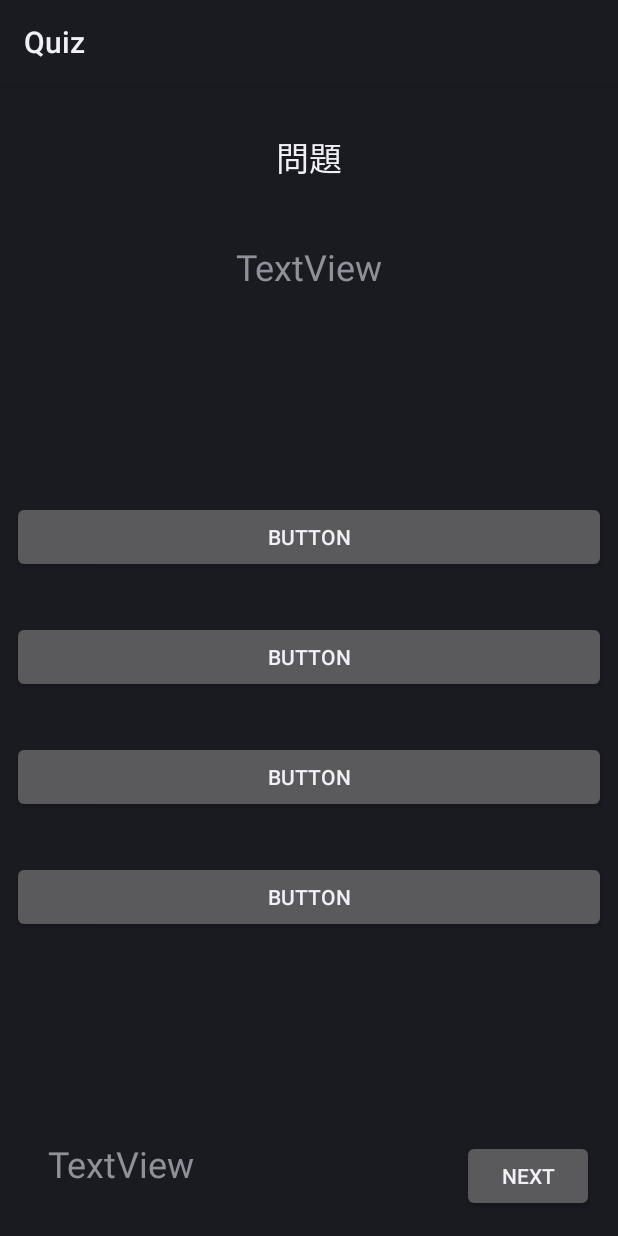
After one commit to s20018/s20018.quiz, an Android app: the layout activity_quiz.xml on its own in the app's theme, with its tools: preview values and no code run, on a phone screen of 412 x 824 dp. The commit adds this screen. Run offline under Robolectric (Android 15) with nearby library versions, the phone set to English and light mode, and no system bars; network calls fail.

Commit message:
まだ足りない。。

```diff
--- /dev/null
+++ b/app/src/main/java/com/example/s20018quiz/Quiz_view.kt
@@ -0,0 +1,5 @@
+package com.example.s20018quiz
+
+class Quiz_view {
+
+}
--- /dev/null
+++ b/app/src/main/res/layout/activity_quiz.xml
@@ -0,0 +1,93 @@
+<?xml version="1.0" encoding="utf-8"?>
+<androidx.constraintlayout.widget.ConstraintLayout xmlns:android="http://schemas.android.com/apk/res/android"
+    xmlns:app="http://schemas.android.com/apk/res-auto"
+    xmlns:tools="http://schemas.android.com/tools"
+    android:layout_width="match_parent"
+    android:layout_height="match_parent"
+    tools:context=".QuizActivity">
+
+    <Button
+        android:id="@+id/nextButton"
+        android:layout_width="wrap_content"
+        android:layout_height="wrap_content"
+        android:layout_marginEnd="16dp"
+        android:layout_marginBottom="16dp"
+        android:text="@string/next_button"
+        app:layout_constraintBottom_toBottomOf="parent"
+        app:layout_constraintEnd_toEndOf="parent" />
+
+    <TextView
+        android:id="@+id/questionTitle"
+        android:layout_width="wrap_content"
+        android:layout_height="wrap_content"
+        android:layout_marginTop="32dp"
+        android:text="問題"
+        android:textAppearance="@style/TextAppearance.AppCompat.Large"
+        app:layout_constraintEnd_toEndOf="parent"
+        app:layout_constraintStart_toStartOf="parent"
+        app:layout_constraintTop_toTopOf="parent" />
+
+    <TextView
+        android:id="@+id/question"
+        android:layout_width="wrap_content"
+        android:layout_height="wrap_content"
+        android:layout_marginTop="40dp"
+        android:text="TextView"
+        android:textSize="24sp"
+        app:layout_constraintEnd_toEndOf="parent"
+        app:layout_constraintStart_toStartOf="parent"
+        app:layout_constraintTop_toBottomOf="@+id/questionTitle" />
+
+    <Button
+        android:id="@+id/button1"
+        android:layout_width="0dp"
+        android:layout_height="wrap_content"
+        android:layout_marginStart="8dp"
+        android:layout_marginTop="140dp"
+        android:layout_marginEnd="8dp"
+        android:text="Button"
+        app:layout_constraintEnd_toEndOf="parent"
+        app:layout_constraintStart_toStartOf="parent"
+        app:layout_constraintTop_toBottomOf="@+id/question" />
+
+    <Button
+        android:id="@+id/button2"
+        android:layout_width="0dp"
+        android:layout_height="wrap_content"
+        android:layout_marginTop="32dp"
+        android:text="Button"
+        app:layout_constraintEnd_toEndOf="@+id/button1"
+        app:layout_constraintStart_toStartOf="@+id/button1"
+        app:layout_constraintTop_toBottomOf="@+id/button1" />
+
+    <Button
+        android:id="@+id/button3"
+        android:layout_width="0dp"
+        android:layout_height="wrap_content"
+        android:layout_marginTop="32dp"
+        android:text="Button"
+        app:layout_constraintEnd_toEndOf="@+id/button2"
+        app:layout_constraintStart_toStartOf="@+id/button2"
+        app:layout_constraintTop_toBottomOf="@+id/button2" />
+
+    <Button
+        android:id="@+id/button4"
+        android:layout_width="0dp"
+        android:layout_height="wrap_content"
+        android:layout_marginTop="32dp"
+        android:text="Button"
+        app:layout_constraintEnd_toEndOf="@+id/button3"
+        app:layout_constraintStart_toStartOf="@+id/button3"
+        app:layout_constraintTop_toBottomOf="@+id/button3" />
+
+    <TextView
+        android:id="@+id/timer"
+        android:layout_width="wrap_content"
+        android:layout_height="wrap_content"
+        android:layout_marginStart="32dp"
+        android:layout_marginBottom="32dp"
+        android:text="TextView"
+        android:textSize="24sp"
+        app:layout_constraintBottom_toBottomOf="parent"
+        app:layout_constraintStart_toStartOf="parent" />
+</androidx.constraintlayout.widget.ConstraintLayout>
```
Also changed, not shown: app/build.gradle (+8 -5 lines), app/src/main/AndroidManifest.xml (+8 -6 lines), app/src/main/java/com/example/s20018quiz/MainActivity.kt (+11 -97 lines), app/src/main/java/com/example/s20018quiz/Result.kt (+16 -6 lines), app/src/main/java/com/example/s20018quiz/quiz.kt (added, +217 -0 lines), app/src/main/res/layout/activity_hyuga.xml (added, +9 -0 lines), app/src/main/res/layout/activity_main.xml (+20 -57 lines), app/src/main/res/layout/activity_result.xml (+18 -21 lines), app/src/main/res/layout/activity_teruya.xml (added, +9 -0 lines), app/src/main/res/values/strings.xml (+8 -10 lines), 1 other file.
